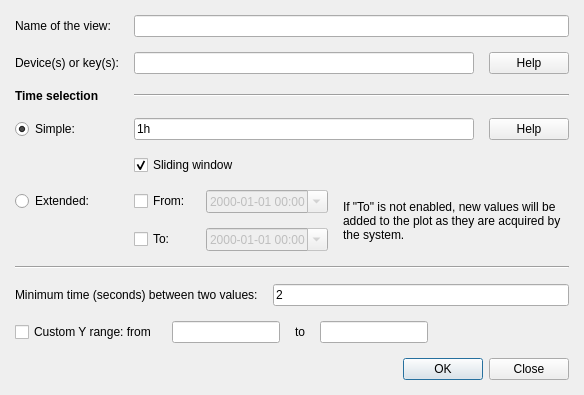
This is lib/nicos/clients/gui/panels/history_new.ui in mlz-ictrl/nicos as Qt 5 draws it before an edit. The edited form follows.
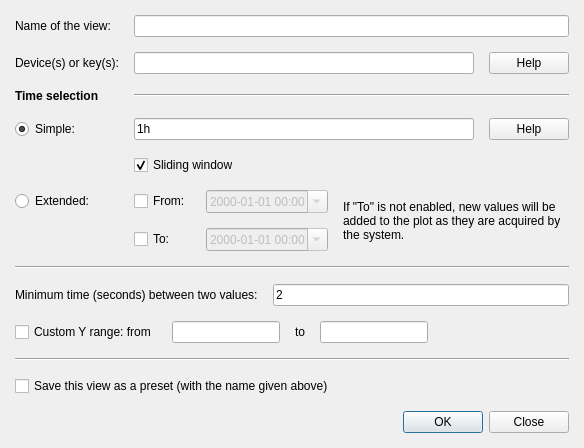
This is the edited form.

Commit message: gui history: add the ability to save view presets

Diff of the .ui file:
```diff
--- a/lib/nicos/clients/gui/panels/history_new.ui
+++ b/lib/nicos/clients/gui/panels/history_new.ui
@@ -7,7 +7,7 @@
     <x>0</x>
     <y>0</y>
     <width>584</width>
-    <height>300</height>
+    <height>349</height>
    </rect>
   </property>
   <property name="windowTitle">
@@ -243,6 +243,24 @@
      </item>
     </layout>
    </item>
+   <item>
+    <widget class="Line" name="line_3">
+     <property name="orientation">
+      <enum>Qt::Horizontal</enum>
+     </property>
+    </widget>
+   </item>
+   <item>
+    <layout class="QHBoxLayout" name="horizontalLayout">
+     <item>
+      <widget class="QCheckBox" name="savePreset">
+       <property name="text">
+        <string>Save this view as a preset (with the name given above)</string>
+       </property>
+      </widget>
+     </item>
+    </layout>
+   </item>
    <item>
     <widget class="QDialogButtonBox" name="buttonBox">
      <property name="standardButtons">
```
The commit also changes 2 other files.
